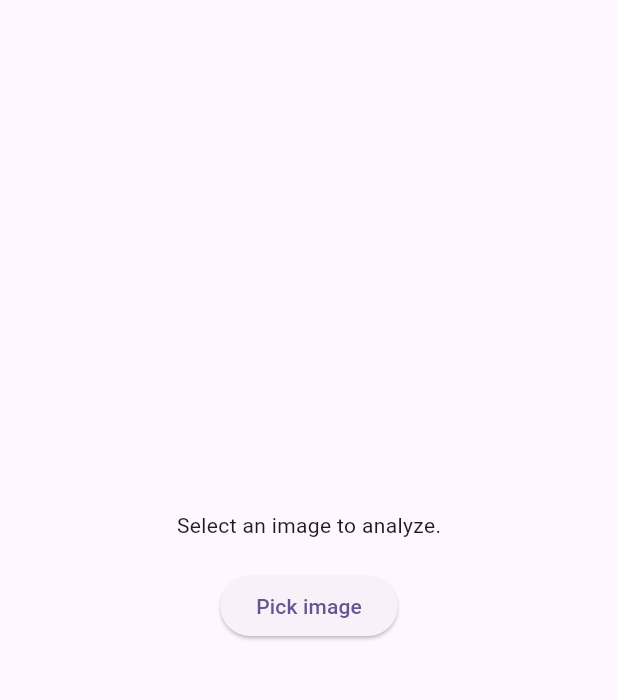
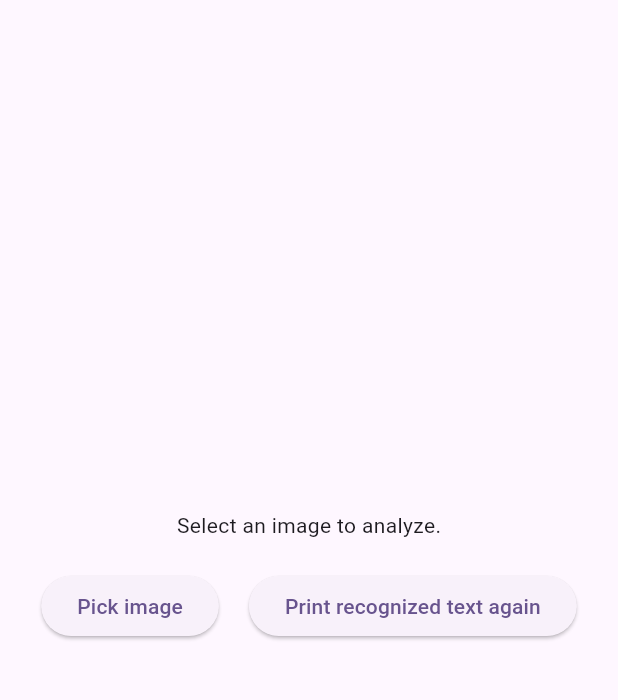
Before and after one commit to Anton-Eklund/rotem_to_text, a Flutter app: the screen it shows after launch, on a phone screen of 412 x 824 dp, the part 84-784 px from its top. Run offline on Flutter 3.47's test engine with Material 3 defaults, Android fonts, the phone set to English and light mode, and no system bars; our stand-ins replace image_picker; missing offline and left inert: google_mlkit_text_recognition.

Commit message:
Functioning text recognizer

```diff
--- a/lib/main.dart
+++ b/lib/main.dart
@@ -30,7 +30,6 @@ class MyHomePage extends StatefulWidget {
   // This widget is the home page of your application. It is stateful, meaning
   // that it has a State object (defined below) that contains fields that affect
   // how it looks.
-
   // This class is the configuration for the state. It holds the values (in this
   // case the title) provided by the parent (in this case the App widget) and
   // used by the build method of the State. Fields in a Widget subclass are
@@ -45,6 +44,7 @@ class MyHomePage extends StatefulWidget {
 class _MyHomePageState extends State<MyHomePage> {
 
   File? _imageFile;
+  late RecognizedText recognizedText;
 
   Future<void> _pickImage() async {
     final pickedFile =
@@ -60,10 +60,18 @@ class _MyHomePageState extends State<MyHomePage> {
   Future<void> _processImage() async {
     final inputImage = InputImage.fromFilePath(_imageFile!.path);
     final textRecognizer = TextRecognizer();
-    final RecognizedText recognizedText =
+    recognizedText =
       await textRecognizer.processImage(inputImage);
-    final String extractedText = recognizedText.text;
-    print(extractedText);
+    textRecognizer.close();
+    _printRecognizedText();
+  }
+
+  void _printRecognizedText () {
+    for(TextBlock block in recognizedText.blocks) {
+      print('${block.text},${block.lines.length},${block.boundingBox.left},${block.boundingBox.right},${block.boundingBox.top},${block.boundingBox.bottom}');
+      print('----------------------');
+      //printToConsole('${block.text},${block.lines.length},${block.boundingBox.left},${block.boundingBox.right},${block.boundingBox.top},${block.boundingBox.bottom}');
+    }
   }
 
   @override
@@ -83,9 +91,19 @@ class _MyHomePageState extends State<MyHomePage> {
               ? Text('Select an image to analyze.')
               : Image.file(_imageFile!),
               SizedBox(height: 20),
-              ElevatedButton(
-                onPressed: _pickImage,
-                child: Text('Pick image'),
+              Row(
+                mainAxisAlignment: MainAxisAlignment.center,
+                children: <Widget>[
+                  ElevatedButton(
+                    onPressed: _pickImage,
+                    child: Text('Pick image'),
+                  ),
+                  SizedBox(width: 20),
+                  ElevatedButton(
+                    onPressed: _printRecognizedText,
+                    child: Text('Print recognized text again'),
+                  ),
+                ],
               ),
             ],
           ),
```
Also changed, not shown: 3 other files.
